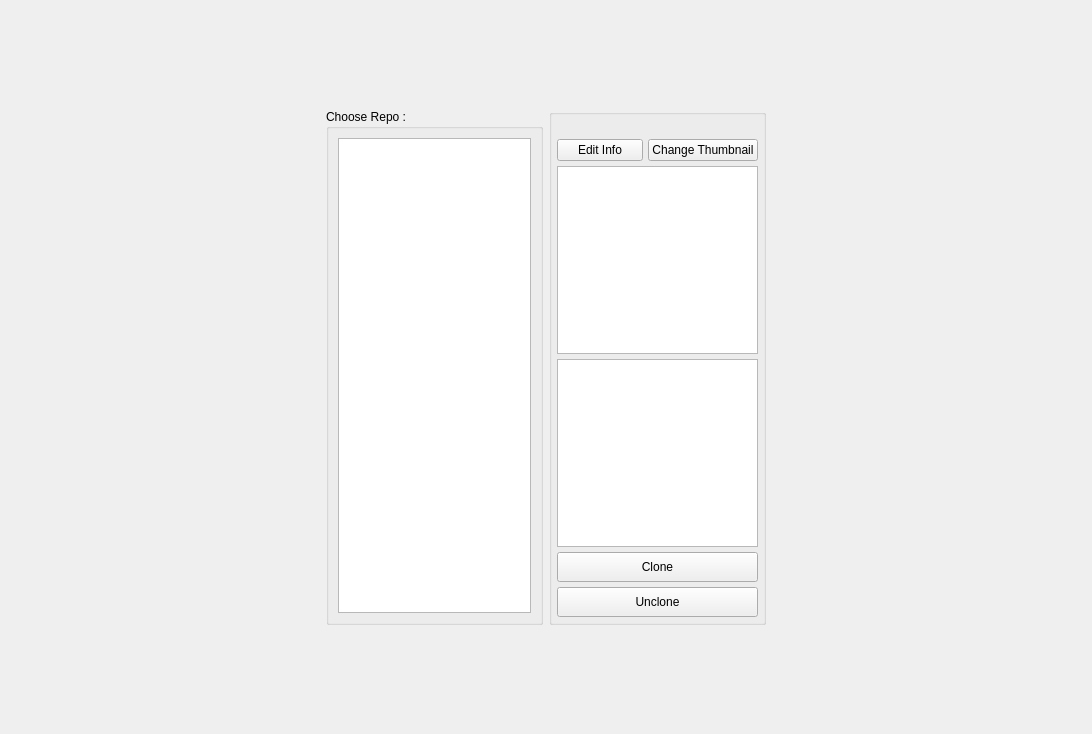
Old version of the form plugins/core/project_editor/ProjectEditorTabWindows.ui in the repository tonmaiart/UkoreHub.
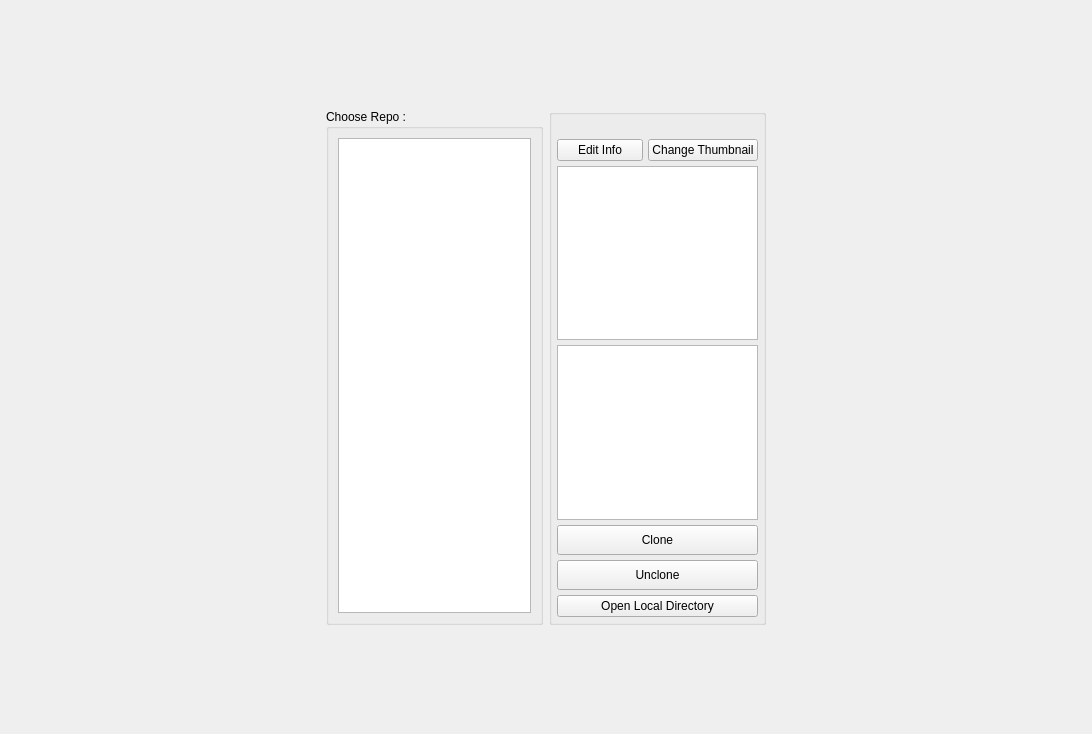
New version of the form.

Diff of the .ui file:
```diff
--- a/plugins/core/project_editor/ProjectEditorTabWindows.ui
+++ b/plugins/core/project_editor/ProjectEditorTabWindows.ui
@@ -82,7 +82,7 @@
         <property name="title">
          <string/>
         </property>
-        <layout class="QGridLayout" name="gridLayout_4" rowstretch="0,10,0,0,0,0,0,0">
+        <layout class="QGridLayout" name="gridLayout_4" rowstretch="0,10,0,0,0,0,0,0,0">
          <property name="leftMargin">
           <number>5</number>
          </property>
@@ -98,9 +98,6 @@
          <property name="spacing">
           <number>5</number>
          </property>
-         <item row="4" column="1">
-          <widget class="QTextBrowser" name="textBrowser_info"/>
-         </item>
          <item row="0" column="1">
           <widget class="QLabel" name="label_images">
            <property name="text">
@@ -108,19 +105,6 @@
            </property>
           </widget>
          </item>
-         <item row="6" column="1">
-          <widget class="QPushButton" name="pushButton_clone">
-           <property name="minimumSize">
-            <size>
-             <width>0</width>
-             <height>30</height>
-            </size>
-           </property>
-           <property name="text">
-            <string>Clone</string>
-           </property>
-          </widget>
-         </item>
          <item row="7" column="1">
           <widget class="QPushButton" name="pushButton_unclone">
            <property name="minimumSize">
@@ -134,6 +118,22 @@
            </property>
           </widget>
          </item>
+         <item row="6" column="1">
+          <widget class="QPushButton" name="pushButton_clone">
+           <property name="minimumSize">
+            <size>
+             <width>0</width>
+             <height>30</height>
+            </size>
+           </property>
+           <property name="text">
+            <string>Clone</string>
+           </property>
+          </widget>
+         </item>
+         <item row="4" column="1">
+          <widget class="QTextBrowser" name="textBrowser_info"/>
+         </item>
          <item row="2" column="1">
           <widget class="QListWidget" name="listWidget_software_requirements"/>
          </item>
@@ -155,6 +155,13 @@
            </item>
           </layout>
          </item>
+         <item row="8" column="1">
+          <widget class="QPushButton" name="pushButton_open_local_directory">
+           <property name="text">
+            <string>Open Local Directory</string>
+           </property>
+          </widget>
+         </item>
         </layout>
        </widget>
       </item>
```
